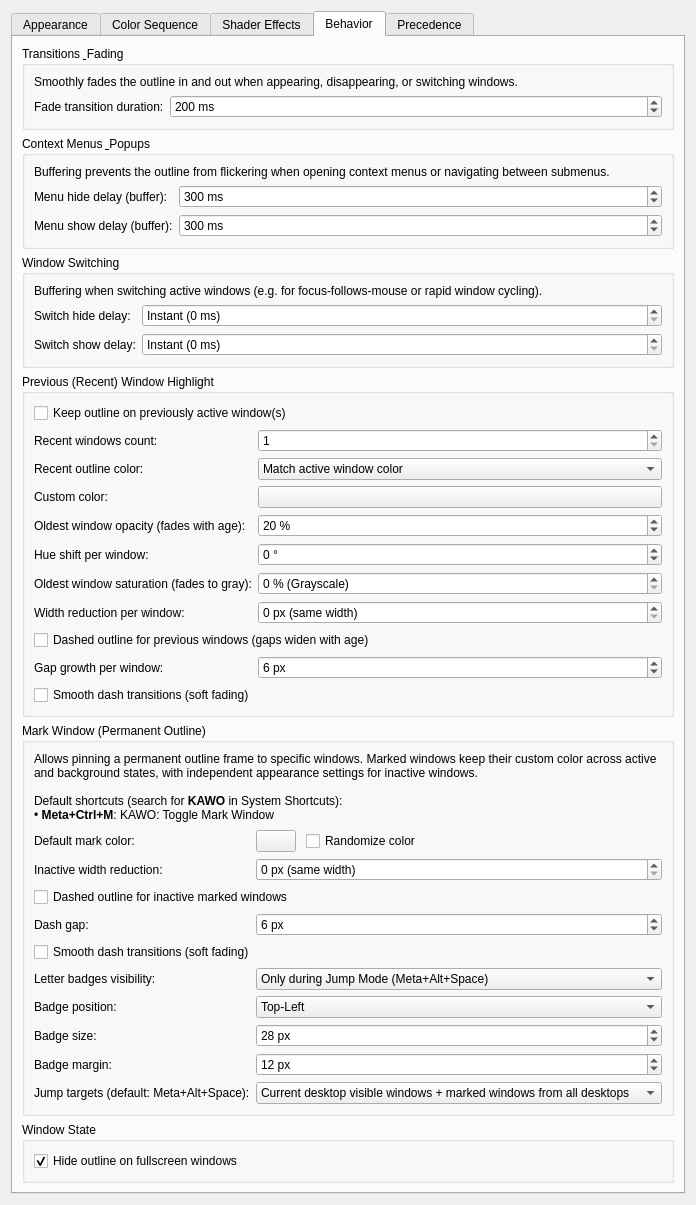
gmalinowski/LeapK, file activewindowoutline_config.ui: the form before one commit.
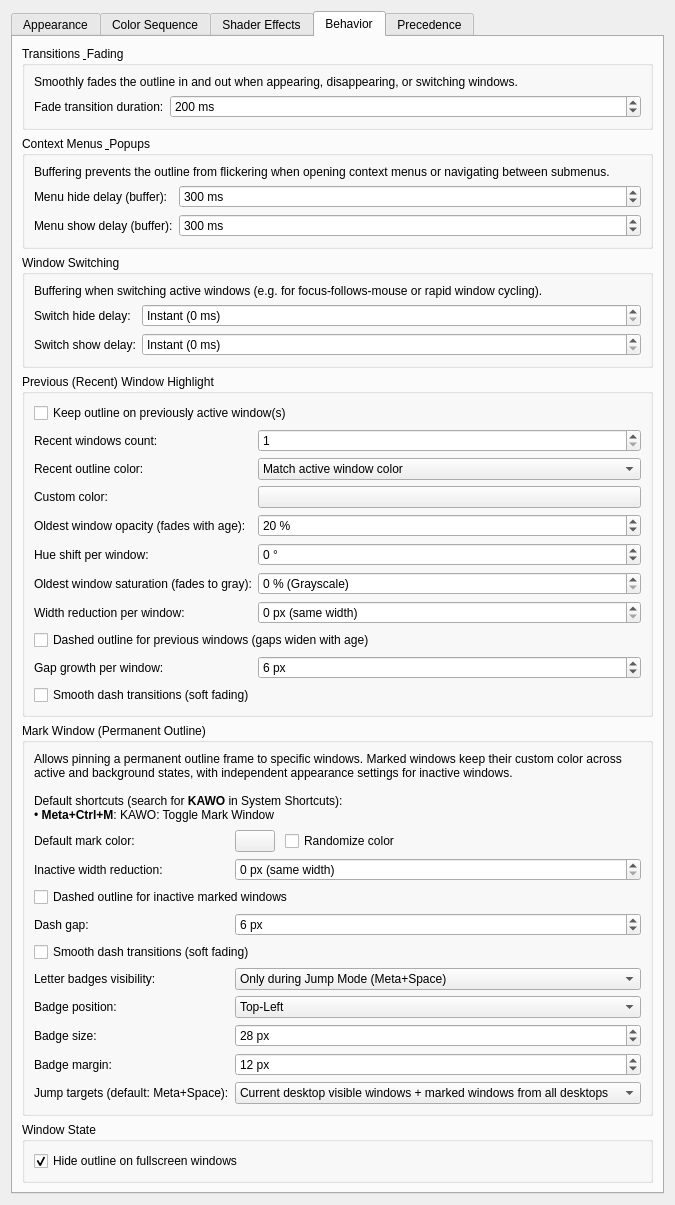
The form after the commit. The open tabs and pages were chosen to show the change. Icons and pictures are not drawn. Custom widgets are drawn as their Qt base class.

Commit message: feat(jump): change default jump shortcut to Meta+Space

```diff
--- a/activewindowoutline_config.ui
+++ b/activewindowoutline_config.ui
@@ -1841,7 +1841,7 @@
             </property>
             <item>
              <property name="text">
-              <string>Only during Jump Mode (Meta+Alt+Space)</string>
+              <string>Only during Jump Mode (Meta+Space)</string>
              </property>
             </item>
             <item>
@@ -1985,7 +1985,7 @@
           <item row="10" column="0">
            <widget class="QLabel" name="label_jumpTargets">
             <property name="text">
-             <string>Jump targets (default: Meta+Alt+Space):</string>
+             <string>Jump targets (default: Meta+Space):</string>
             </property>
             <property name="toolTip">
              <string>Scope of windows included when pressing the Jump to Window shortcut (default: Meta+Alt+Space).</string>
```
Left out of the diff: 4 changed lines with no effect on the pictures. The commit also changes 5 other files.
